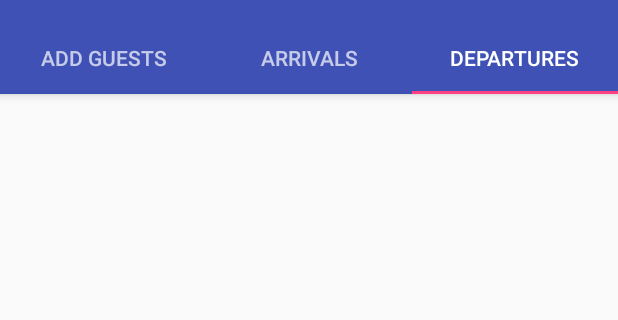
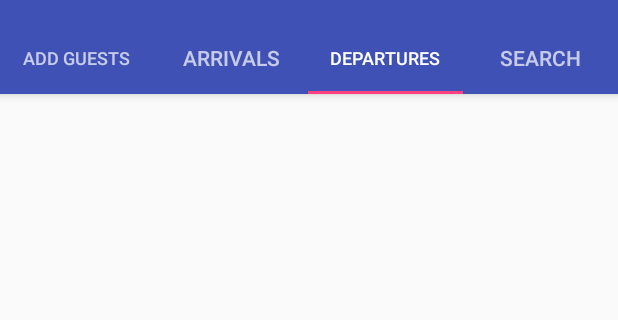
Before and after one commit to ddhilip1412/Android_SSFA_Transport, an Android app: the screen it shows after launch (MainActivity), tab 3 chosen, on a phone screen of 412 x 824 dp, the part 74-394 px from its top. Run offline under Robolectric (Android 15) with nearby library versions, the phone set to English and light mode, and no system bars.

Commit message:
Search page added to main activity

```diff
--- /dev/null
+++ b/app/src/main/java/com/dhilip/ssfa/transport/FragmentSearch.java
@@ -0,0 +1,29 @@
+package com.dhilip.ssfa.transport;
+
+import android.os.Bundle;
+import android.support.annotation.Nullable;
+import android.support.v4.app.Fragment;
+import android.view.LayoutInflater;
+import android.view.View;
+import android.view.ViewGroup;
+
+/**
+ * Created by Dhilip on 6/24/2016.
+ */
+
+
+public class FragmentSearch extends Fragment
+{
+    @Nullable
+    @Override
+    public View onCreateView(LayoutInflater inflater, ViewGroup container, Bundle savedInstanceState)
+    {
+        View rootView = inflater.inflate(R.layout.fragment_search, container, false);
+        return rootView;
+    }
+
+    public static FragmentSearch newInstance()
+    {
+        return new FragmentSearch();
+    }
+}
--- a/app/src/main/java/com/dhilip/ssfa/transport/MainActivity.java
+++ b/app/src/main/java/com/dhilip/ssfa/transport/MainActivity.java
@@ -114,6 +114,8 @@ public class MainActivity extends AppCompatActivity
                     return FragmentViewArrivalTimes.newInstance();
                 case 2:
                     return FragmentViewDepartureTimes.newInstance();
+                case 3:
+                    return FragmentSearch.newInstance();
             }
             return null;
         }
@@ -121,8 +123,8 @@ public class MainActivity extends AppCompatActivity
         @Override
         public int getCount()
         {
-            // Show 3 total pages.
-            return 3;
+            // Show 4 total pages.
+            return 4;
         }
 
         @Override
@@ -136,6 +138,8 @@ public class MainActivity extends AppCompatActivity
                     return "Arrivals";
                 case 2:
                     return "Departures";
+                case 3:
+                    return "Search";
             }
             return null;
         }
```
Also changed, not shown: app/src/main/res/layout/fragment_search.xml (added, +11 -0 lines).
